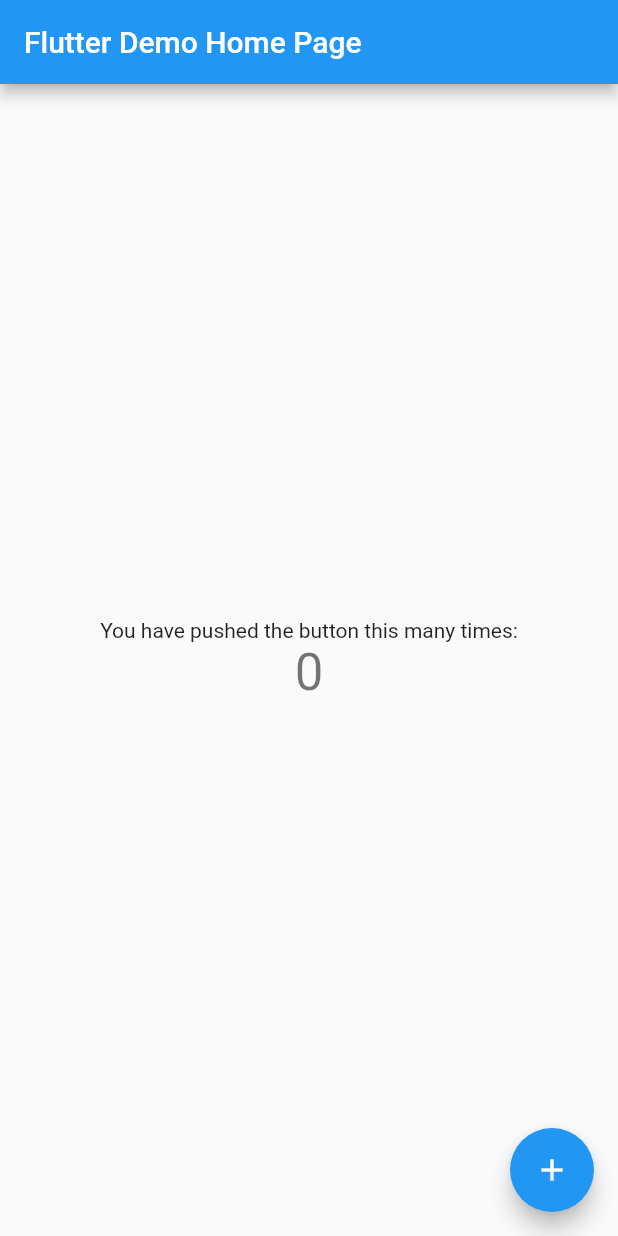
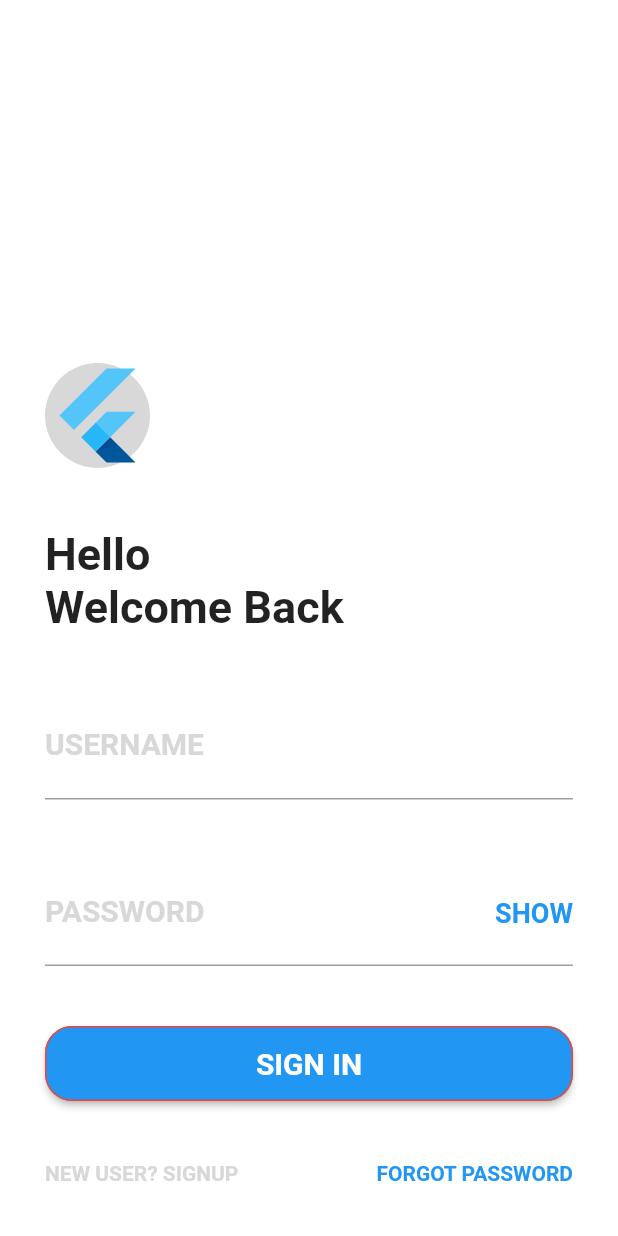
Before and after one commit to phongvuhyuet/learn_flutter, a Flutter app: the screen it shows after launch, on a phone screen of 412 x 824 dp. Run offline on Flutter 3.47's test engine with Material 2 defaults, Android fonts, the phone set to English and light mode, and no system bars.

Commit message:
basic login form UI

```diff
--- a/lib/main.dart
+++ b/lib/main.dart
@@ -1,115 +1,97 @@
 import 'package:flutter/material.dart';
+import 'dart:math';
 
 void main() {
-  runApp(const MyApp());
+  runApp(MaterialExample());
 }
 
-class MyApp extends StatelessWidget {
-  const MyApp({Key? key}) : super(key: key);
+class MaterialExample extends StatefulWidget {
+ @override
+ _MaterialExampleState createState() => _MaterialExampleState();
+}
 
-  // This widget is the root of your application.
+class _MaterialExampleState extends State<MaterialExample> {
   @override
   Widget build(BuildContext context) {
     return MaterialApp(
-      title: 'Flutter Demo',
-      theme: ThemeData(
-        // This is the theme of your application.
-        //
-        // Try running your application with "flutter run". You'll see the
-        // application has a blue toolbar. Then, without quitting the app, try
-        // changing the primarySwatch below to Colors.green and then invoke
-        // "hot reload" (press "r" in the console where you ran "flutter run",
-        // or simply save your changes to "hot reload" in a Flutter IDE).
-        // Notice that the counter didn't reset back to zero; the application
-        // is not restarted.
-        primarySwatch: Colors.blue,
-      ),
-      home: const MyHomePage(title: 'Flutter Demo Home Page'),
+      home: Scaffold(
+        body: Container(
+          color: Colors.white,
+          constraints: BoxConstraints.expand(),
+          padding: EdgeInsets.fromLTRB(30, 0, 30, 0),
+
+          child: Column(
+            mainAxisAlignment: MainAxisAlignment.end,
+            crossAxisAlignment: CrossAxisAlignment.start,
+            children: [
+            Padding(
+              padding: const EdgeInsets.fromLTRB(0, 0, 0, 40 ),
+              child: Container(
+                child: FlutterLogo(),
+                width: 70,
+                height: 70,
+                decoration: BoxDecoration(shape: BoxShape.circle, color: Color(0xffd8d8d8)),
+              )
+            ),
+                        Padding(
+              padding: const EdgeInsets.fromLTRB(0, 0, 0, 40 ),
+              child: Text("Hello\nWelcome Back",
+                style: TextStyle(fontSize: 30, fontWeight: FontWeight.bold)
+              )
+            )
+            ,
+            Padding(
+              padding: const EdgeInsets.fromLTRB(0, 0, 0, 40 ),
+              child: TextField(
+                style: TextStyle(fontSize: 24, fontWeight: FontWeight.bold),
+                decoration: InputDecoration(labelText: "USERNAME",
+                  labelStyle: TextStyle(fontSize: 20, color: Color(0xffd8d8d8))
+                ),
+              )
+            )  ,
+            Padding(
+              padding: const EdgeInsets.fromLTRB(0, 0, 0, 40 ),
+              child: Stack(children: [
+                TextField(
+                  obscureText: true,
+                  style: TextStyle(fontSize: 24, fontWeight: FontWeight.bold),
+                  decoration: InputDecoration(labelText: "PASSWORD",
+                    labelStyle: TextStyle(fontSize: 20, color: Color(0xffd8d8d8))
+                  ),
+                ),
+                Text("SHOW", style: TextStyle(fontSize: 18, color: Colors.blue, fontWeight: FontWeight.bold))
+              ], alignment: AlignmentDirectional.centerEnd,
+              )
+            ),
+            Padding(padding: const EdgeInsets.fromLTRB(0, 0, 0, 40),
+              child: SizedBox(width: double.infinity,
+                height: 50,
+                child: ElevatedButton(onPressed: onSignIn,
+                  style:                ButtonStyle( shape: MaterialStateProperty.all<RoundedRectangleBorder>( RoundedRectangleBorder( borderRadius: BorderRadius.circular(18.0), side: BorderSide(color: Colors.red))) ),
+                  child: Text("SIGN IN", style: TextStyle(color: Colors.white, fontSize: 20, fontWeight:FontWeight.bold)),
+                ),
+              )
+            )
+            ,
+            Container(
+              width: double.infinity,
+              height: 50,
+              child: Row(mainAxisAlignment: MainAxisAlignment.spaceBetween,
+                crossAxisAlignment: CrossAxisAlignment.start,
+                children: [
+                  Text("NEW USER? SIGNUP",
+                  style: TextStyle(color: Color(0xffd8d8d8), fontWeight: FontWeight.bold))
+                  , Text("FORGOT PASSWORD",
+                    style: TextStyle(color: Colors.blue, fontWeight: FontWeight.bold)
+                  )
+                ]
+
+                           )
+            )
+          ],)
+        )
+      )
     );
   }
+  void onSignIn() {}
 }
-
-class MyHomePage extends StatefulWidget {
-  const MyHomePage({Key? key, required this.title}) : super(key: key);
-
-  // This widget is the home page of your application. It is stateful, meaning
-  // that it has a State object (defined below) that contains fields that affect
-  // how it looks.
-
-  // This class is the configuration for the state. It holds the values (in this
-  // case the title) provided by the parent (in this case the App widget) and
-  // used by the build method of the State. Fields in a Widget subclass are
-  // always marked "final".
-
-  final String title;
-
-  @override
-  State<MyHomePage> createState() => _MyHomePageState();
-}
-
-class _MyHomePageState extends State<MyHomePage> {
-  int _counter = 0;
-
-  void _incrementCounter() {
-    setState(() {
-      // This call to setState tells the Flutter framework that something has
-      // changed in this State, which causes it to rerun the build method below
-      // so that the display can reflect the updated values. If we changed
-      // _counter without calling setState(), then the build method would not be
-      // called again, and so nothing would appear to happen.
-      _counter++;
-    });
-  }
-
-  @override
-  Widget build(BuildContext context) {
-    // This method is rerun every time setState is called, for instance as done
-    // by the _incrementCounter method above.
-    //
-    // The Flutter framework has been optimized to make rerunning build methods
-    // fast, so that you can just rebuild anything that needs updating rather
-    // than having to individually change instances of widgets.
-    return Scaffold(
-      appBar: AppBar(
-        // Here we take the value from the MyHomePage object that was created by
-        // the App.build method, and use it to set our appbar title.
-        title: Text(widget.title),
-      ),
-      body: Center(
-        // Center is a layout widget. It takes a single child and positions it
-        // in the middle of the parent.
-        child: Column(
-          // Column is also a layout widget. It takes a list of children and
-          // arranges them vertically. By default, it sizes itself to fit its
-          // children horizontally, and tries to be as tall as its parent.
-          //
-          // Invoke "debug painting" (press "p" in the console, choose the
-          // "Toggle Debug Paint" action from the Flutter Inspector in Android
-          // Studio, or the "Toggle Debug Paint" command in Visual Studio Code)
-          // to see the wireframe for each widget.
-          //
-          // Column has various properties to control how it sizes itself and
-          // how it positions its children. Here we use mainAxisAlignment to
-          // center the children vertically; the main axis here is the vertical
-          // axis because Columns are vertical (the cross axis would be
-          // horizontal).
-          mainAxisAlignment: MainAxisAlignment.center,
-          children: <Widget>[
-            const Text(
-              'You have pushed the button this many times:',
-            ),
-            Text(
-              '$_counter',
-              style: Theme.of(context).textTheme.headline4,
-            ),
-          ],
-        ),
-      ),
-      floatingActionButton: FloatingActionButton(
-        onPressed: _incrementCounter,
-        tooltip: 'Increment',
-        child: const Icon(Icons.add),
-      ), // This trailing comma makes auto-formatting nicer for build methods.
-    );
-  }
-}
```
